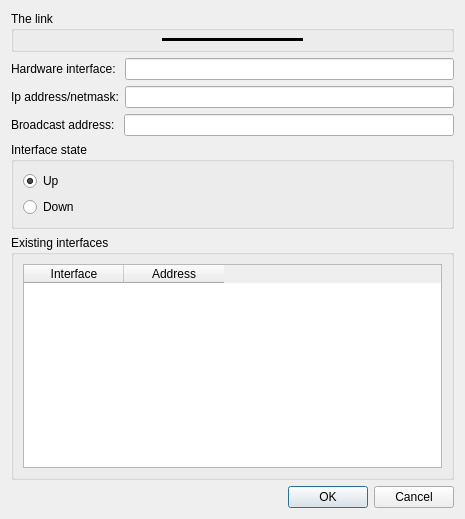
slux83/visual-netkit, file ui/addLink.ui: the form before one commit.
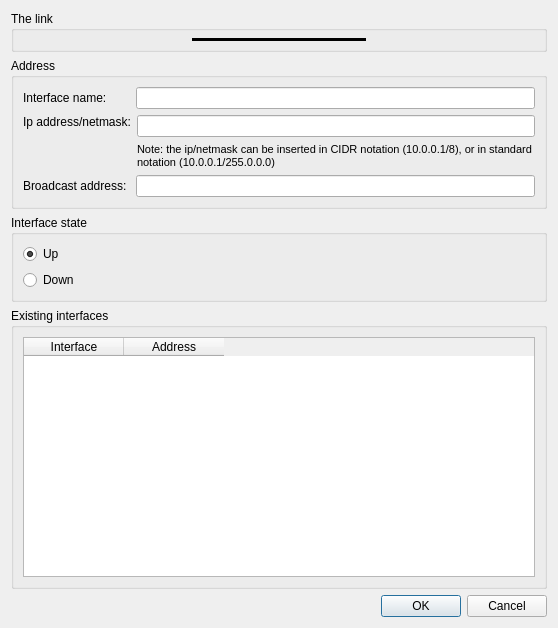
The form after the commit.

Commit message: broadcast address is auto created :) added a test work in progress on add link

What changed in the file:
```diff
--- a/ui/addLink.ui
+++ b/ui/addLink.ui
@@ -5,8 +5,8 @@
    <rect>
     <x>0</x>
     <y>0</y>
-    <width>465</width>
-    <height>519</height>
+    <width>558</width>
+    <height>628</height>
    </rect>
   </property>
   <property name="windowTitle" >
@@ -19,6 +19,9 @@
       <string>The link</string>
      </property>
      <layout class="QVBoxLayout" >
+      <property name="spacing" >
+       <number>3</number>
+      </property>
       <property name="leftMargin" >
        <number>2</number>
       </property>
@@ -81,11 +84,17 @@
     </widget>
    </item>
    <item>
+    <widget class="QGroupBox" name="groupBox_4" >
+     <property name="title" >
+      <string>Address</string>
+     </property>
+     <layout class="QVBoxLayout" >
+      <item>
     <layout class="QHBoxLayout" >
      <item>
       <widget class="QLabel" name="label" >
        <property name="text" >
-        <string>Hardware interface: </string>
+           <string>Interface name:       </string>
        </property>
       </widget>
      </item>
@@ -101,11 +110,39 @@
        <property name="text" >
         <string>Ip address/netmask:</string>
        </property>
-      </widget>
-     </item>
+          <property name="alignment" >
+           <set>Qt::AlignLeading|Qt::AlignLeft|Qt::AlignTop</set>
+          </property>
+          <property name="margin" >
+           <number>0</number>
+          </property>
+         </widget>
+        </item>
+        <item>
+         <layout class="QVBoxLayout" >
      <item>
       <widget class="QLineEdit" name="ipLineEdit" />
      </item>
+          <item>
+           <widget class="QLabel" name="label_4" >
+            <property name="font" >
+             <font>
+              <pointsize>8</pointsize>
+             </font>
+            </property>
+            <property name="text" >
+             <string>Note: the ip/netmask can be inserted in CIDR notation (10.0.0.1/8), or in standard notation (10.0.0.1/255.0.0.0)</string>
+            </property>
+            <property name="alignment" >
+             <set>Qt::AlignLeading|Qt::AlignLeft|Qt::AlignTop</set>
+            </property>
+            <property name="wordWrap" >
+             <bool>true</bool>
+            </property>
+           </widget>
+          </item>
+         </layout>
+        </item>
     </layout>
    </item>
    <item>
@@ -131,6 +168,9 @@
       </widget>
      </item>
     </layout>
+      </item>
+     </layout>
+    </widget>
    </item>
    <item>
     <widget class="QGroupBox" name="groupBox" >
```
Lines whose indentation alone changed are shown as unchanged. The commit also changes 6 other files.
